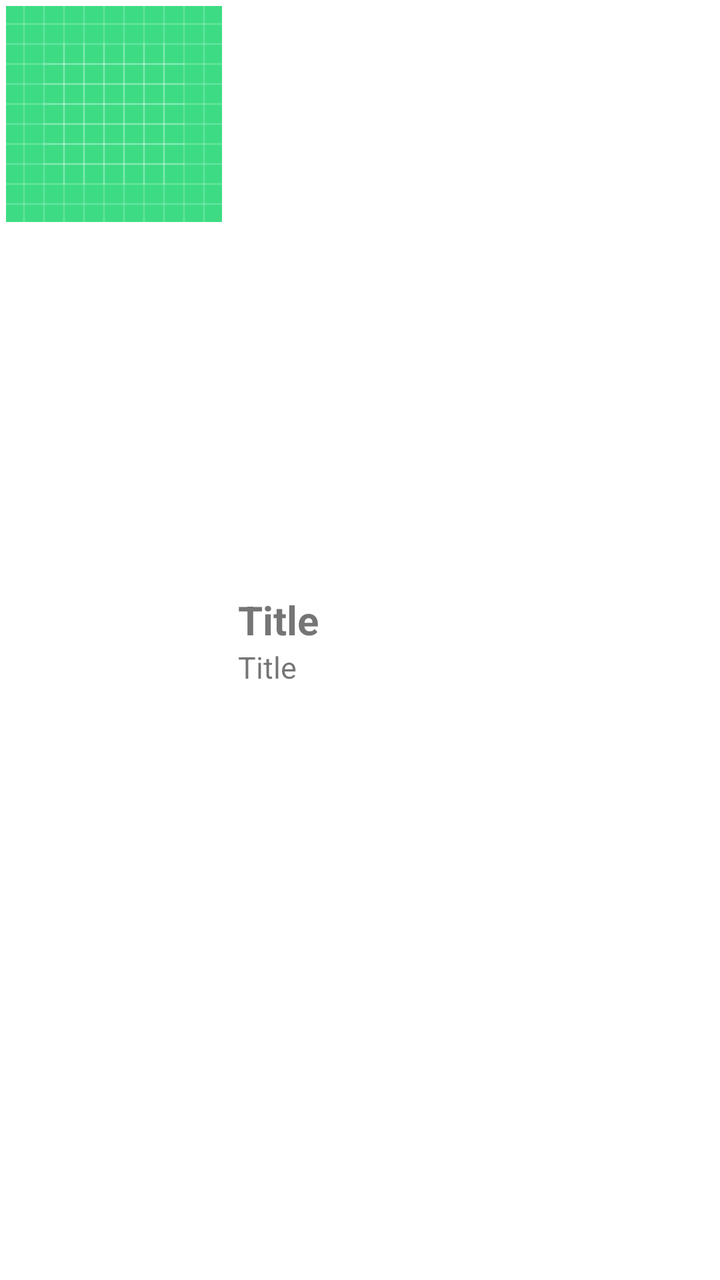
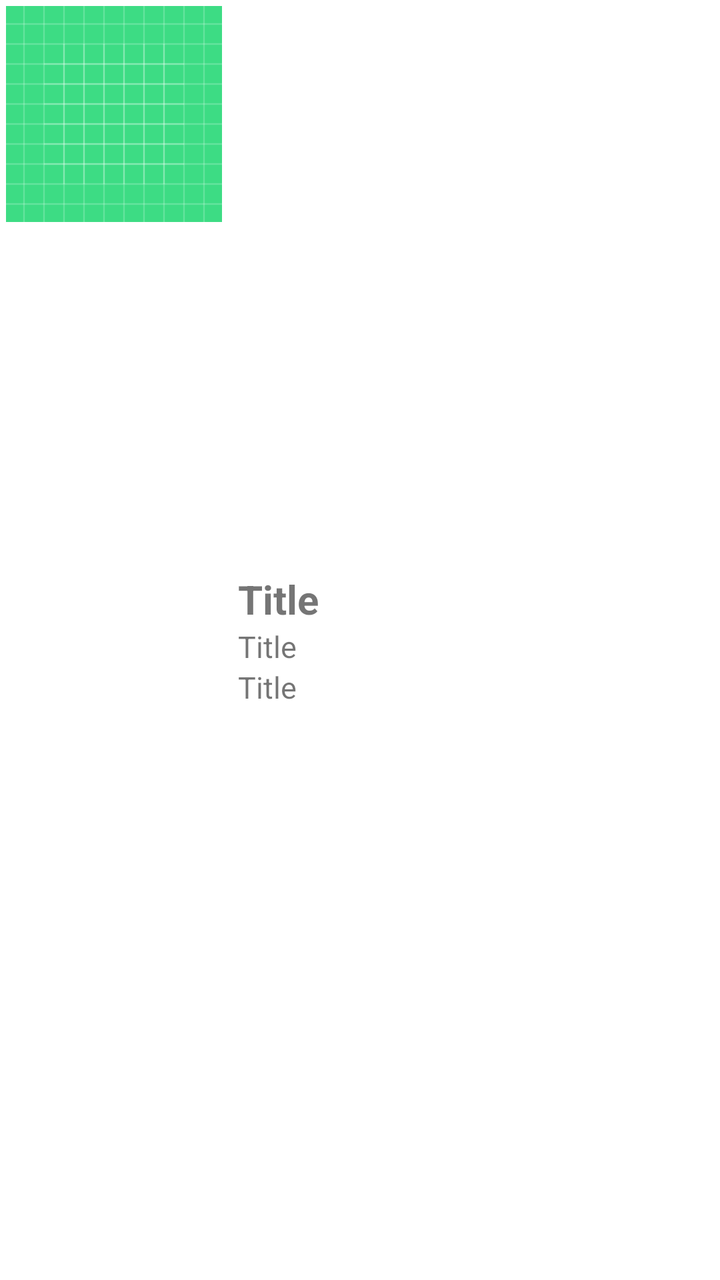

An Android layout rendered at two revisions. The XML below is the earlier revision; the diff shows what the commit changed to produce the second picture.
<!-- AndroidManifest.xml: application theme Theme.CampusGuidebookTemplate -->
<!-- res/layout/sustainability_card.xml -->
<?xml version="1.0" encoding="utf-8"?>
<LinearLayout xmlns:android="http://schemas.android.com/apk/res/android"
    android:layout_width="match_parent"
    android:layout_height="wrap_content"
    android:orientation="horizontal">

    <ImageView
        android:id="@+id/imgView_icon"
        android:layout_width="wrap_content"
        android:padding="3dp"
        android:layout_height="wrap_content"
        android:src="@drawable/ic_launcher_background" />

    <LinearLayout
        android:layout_width="match_parent"
        android:layout_height="wrap_content"
        android:layout_marginLeft="5dp"
        android:layout_gravity="center"
        android:orientation="vertical">

        <TextView
            android:id="@+id/txtView_title"
            android:layout_width="wrap_content"
            android:layout_height="wrap_content"
            android:textSize="20sp"
            android:textStyle="bold"
            android:text="Title" />

        <TextView
            android:id="@+id/txtView_description"
            android:layout_width="wrap_content"
            android:layout_height="wrap_content"
            android:textSize="15sp"
            android:text="Title" />

    </LinearLayout>
</LinearLayout>
<!-- resources referenced by this layout -->
<resources>
  <!-- drawable ic_launcher_background: vector/xml drawable (drawable, 4866 chars, omitted) -->
  <style name="Theme.CampusGuidebookTemplate" parent="Theme.MaterialComponents.DayNight.DarkActionBar">
          
  
  
          <item name="colorOnPrimary">@color/white</item>
          
  
  
          <item name="colorOnSecondary">@color/black</item>
          
          <item name="android:statusBarColor" tools:targetApi="l">?attr/colorPrimaryVariant</item>
          
          <item name="colorPrimary">@color/blue_1</item>
          <item name="colorPrimaryVariant">@color/blue_2</item>
          <item name="colorSecondary">@color/gray_1</item>
          <item name="colorSecondaryVariant">@color/gray_2</item>
  
      </style>
  <color name="white">#FFFFFFFF</color>
  <color name="black">#FF000000</color>
  <color name="blue_1">#FF01579B</color>
  <color name="blue_2">#FF002F6C</color>
  <color name="gray_1">#FFE1E2E1</color>
  <color name="gray_2">#FFA7A9AC</color>
</resources>

<!-- the commit's change to res/layout/sustainability_card.xml (unified diff, before → after) -->
@@ -32,6 +32,12 @@
             android:layout_height="wrap_content"
             android:textSize="15sp"
             android:text="Title" />
+        <TextView
+            android:id="@+id/txtView_location"
+            android:layout_width="wrap_content"
+            android:layout_height="wrap_content"
+            android:textSize="15sp"
+            android:text="Title" />
 
     </LinearLayout>
 </LinearLayout>
